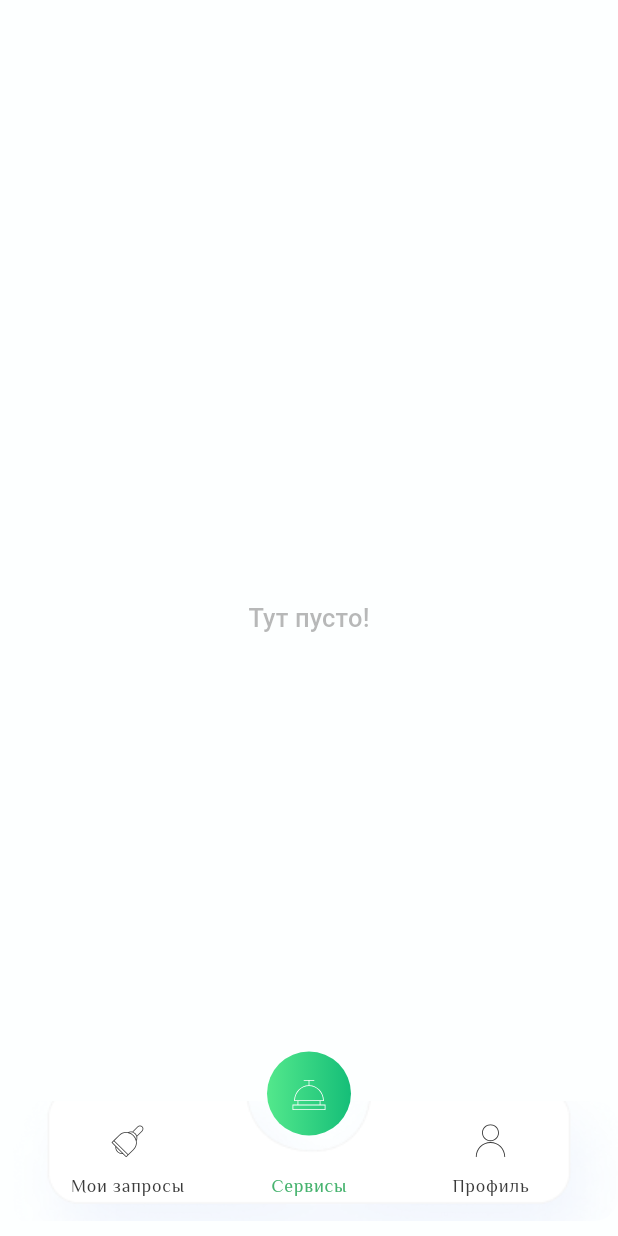
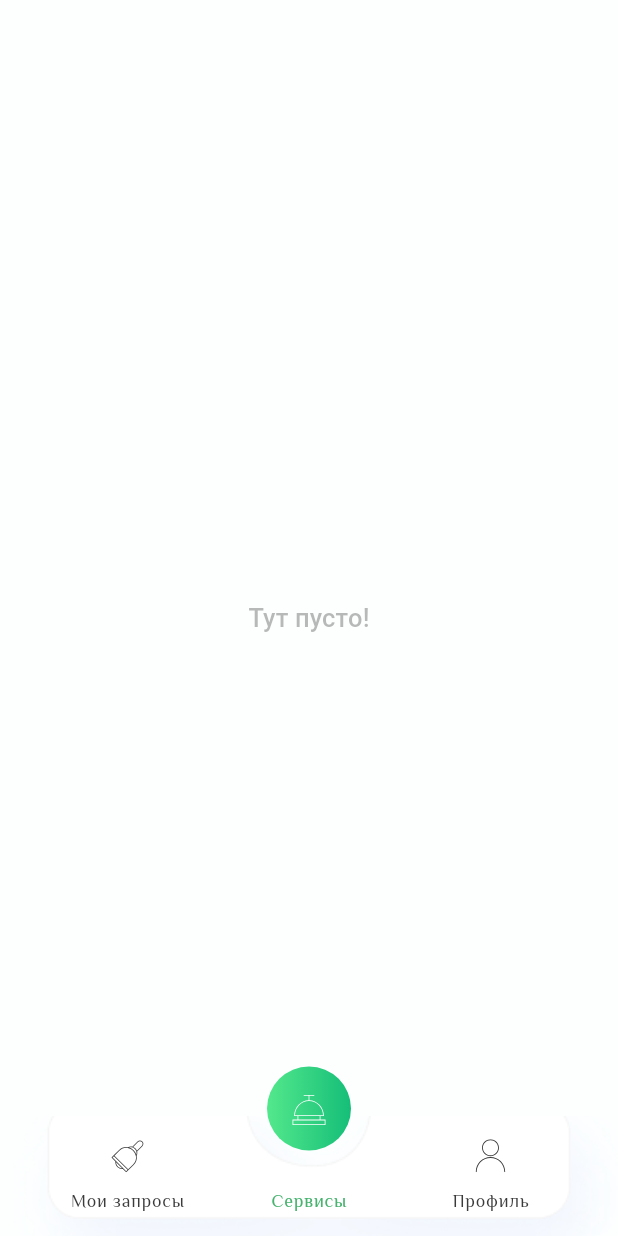
Before and after one commit to Q-F-L/hotel_app, a Flutter app: the HomePage screen opened by its route, swiped to page 2, on a phone screen of 412 x 824 dp. Run offline on Flutter 3.47's test engine with Material 3 defaults, Android fonts, the phone set to English and light mode, and no system bars; our stand-ins replace bloc, flutter_bloc, flutter_svg, fluttertoast, shared_preferences, webview_flutter; missing offline and left inert: mobile_scanner, scroll_datetime_picker; accounts and stored records are empty; network calls fail.

Commit message:
fixed CustomBottomNavigationBar

```diff
--- a/lib/elements/custom_bottom_navigation_bar.dart
+++ b/lib/elements/custom_bottom_navigation_bar.dart
@@ -19,7 +19,7 @@ class _CustomBottomNavigationBarState extends State<CustomBottomNavigationBar> {
         context.select((BottonNavigationBloc bloc) => bloc.state.nowPage);
 
     return Container(
-      margin: EdgeInsets.only(bottom: 10, top: 5),
+      margin: EdgeInsets.only(top: 5),
       height: 80,
       padding: EdgeInsets.only(left: 10, right: 10, top: 0),
       decoration: BoxDecoration(
```
